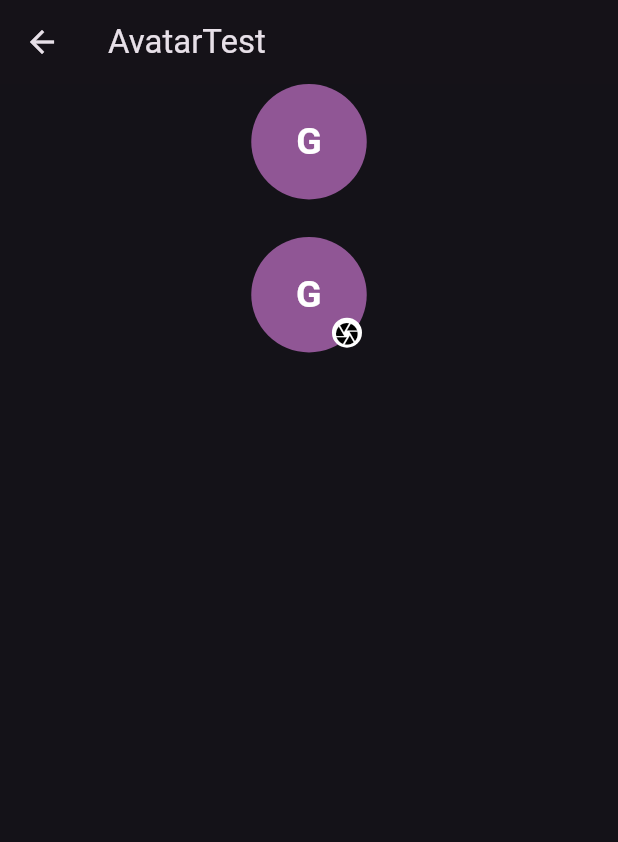
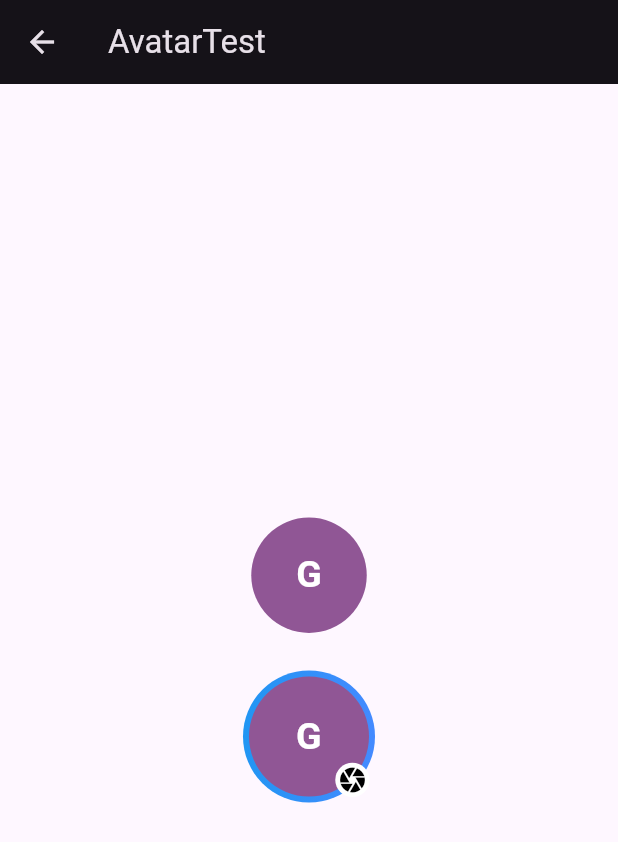
Before and after one commit to SwanFlutter/avatar_better_pro, a Flutter app: the AvatarExample screen opened directly, after a tap on the "add" icon, on a phone screen of 412 x 824 dp. Shown: the top 842 px of the screen. Run offline on Flutter 3.47's test engine with Material 3 defaults, Android fonts, the phone set to English and light mode, and no system bars; our stand-ins replace image_picker.

Commit message:
fix(avatar): correct border rendering and update version to 0.1.1
- Fix gradient border calculation in GradientCirclePainter
- Replace CustomPaint with Container for border implementation
- Update example app theme and avatar test cases
- Bump package version to 0.1.1 in pubspec and README

```diff
--- a/example/lib/avatar_test.dart
+++ b/example/lib/avatar_test.dart
@@ -21,11 +21,19 @@ class _AvatarTestState extends State<AvatarTest> {
         appBar: AppBar(title: const Text('AvatarTest')),
         body: Column(
           spacing: 25,
+          mainAxisAlignment: MainAxisAlignment.center,
+          crossAxisAlignment: CrossAxisAlignment.center,
           children: [
             Center(child: Avatar(text: "GGHHjdjwe")),
             Center(
               child: Avatar.profile(
+                radius: 40,
                 text: "GGHHjdjwe",
+                isBorderAvatar: true,
+                widthBorder: 4,
+                gradientWidthBorder: LinearGradient(
+                  colors: [Colors.blue, Colors.blueAccent],
+                ),
                 onPickerChange: (file, bytes) {
                   setState(() {
                     image = file;
--- a/example/lib/main.dart
+++ b/example/lib/main.dart
@@ -14,7 +14,7 @@ class MyApp extends StatelessWidget {
     return MaterialApp(
       title: 'Flutter Demo',
       themeMode: ThemeMode.dark,
-      theme: ThemeData.dark().copyWith(
+      theme: ThemeData.light().copyWith(
         colorScheme: ColorScheme.fromSeed(
           seedColor: Colors.deepPurple,
           brightness: Brightness.dark,
--- a/lib/src/tools/gradient_circle_painter.dart
+++ b/lib/src/tools/gradient_circle_painter.dart
@@ -11,16 +11,17 @@ class GradientCirclePainter extends CustomPainter {
   @override
   void paint(Canvas canvas, Size size) {
     final center = Offset(size.width / 2, size.height / 2);
-    final radius = (size.width - withBorder) / 2;
-    const startAngle = -pi / 2;
+    // Fix: Use the correct radius calculation to account for the border width
+    final radius = size.width / 2 - withBorder / 2;
+    const startAngle = 0;
     const sweepAngle = 2 * pi;
 
     final List<Color> colors =
         gradientColors?.colors ?? [Colors.blue, Colors.green];
 
     final gradient = SweepGradient(
-      transform: GradientRotation(radius),
-      startAngle: startAngle,
+      transform: GradientRotation(startAngle.toDouble()),
+      startAngle: startAngle.toDouble(),
       endAngle: startAngle + sweepAngle,
       colors: colors,
     );
@@ -30,9 +31,10 @@ class GradientCirclePainter extends CustomPainter {
     final paint = Paint()
       ..shader = gradient.createShader(rect)
       ..style = PaintingStyle.stroke
-      ..strokeWidth = withBorder;
+      ..strokeWidth = withBorder
+      ..strokeCap = StrokeCap.round;
 
-    canvas.drawArc(rect, startAngle, sweepAngle, false, paint);
+    canvas.drawCircle(center, radius, paint);
   }
 
   @override
--- a/lib/src/widget/isBorder_avatar.dart
+++ b/lib/src/widget/isBorder_avatar.dart
@@ -2,7 +2,6 @@
 
 import 'dart:io';
 
-import 'package:avatar_better_pro/src/tools/gradient_circle_painter.dart';
 import 'package:flutter/material.dart';
 
 import '../profile.dart';
@@ -18,11 +17,12 @@ class IsBorderAvatar extends StatelessWidget {
 
   @override
   Widget build(BuildContext context) {
-    return CustomPaint(
-      painter: GradientCirclePainter(
-        gradientColors: widget.gradientWidthBorder,
-        withBorder: widget.widthBorder,
+    return Container(
+      decoration: BoxDecoration(
+        shape: BoxShape.circle,
+        gradient: widget.gradientWidthBorder,
       ),
+      padding: EdgeInsets.all(widget.widthBorder),
       child: Material(
         type: MaterialType.circle,
         elevation: widget.elevation,
@@ -31,8 +31,8 @@ class IsBorderAvatar extends StatelessWidget {
         borderRadius: null,
         child: Container(
           alignment: Alignment.center,
-          height: widget.radius != null ? widget.radius! * 2.2 : 35,
-          width: widget.radius != null ? widget.radius! * 2.2 : 35,
+          height: widget.radius != null ? widget.radius! * 2 : 35,
+          width: widget.radius != null ? widget.radius! * 2 : 35,
           decoration: BoxDecoration(
             color: widget.backgroundColor,
             gradient: widget.gradientBackgroundColor,
--- a/pubspec.yaml
+++ b/pubspec.yaml
@@ -1,6 +1,6 @@
 name: avatar_better_pro
 description: "This is a complete avatar package that you can use for your profile and avatar."
-version: 0.1.0
+version: 0.1.1
 homepage: "https://github.com/SwanFlutter/avatar_better_pro.git"
 
 platforms:
```
Also changed, not shown: 2 other files.
